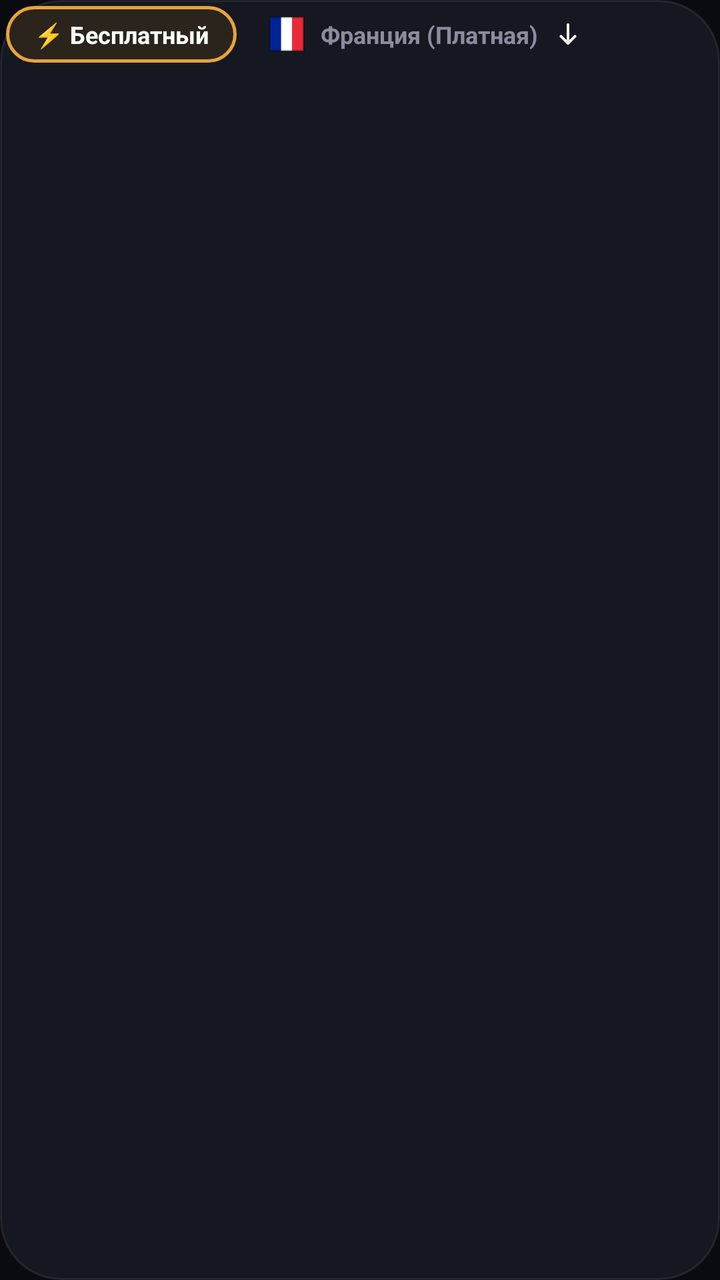
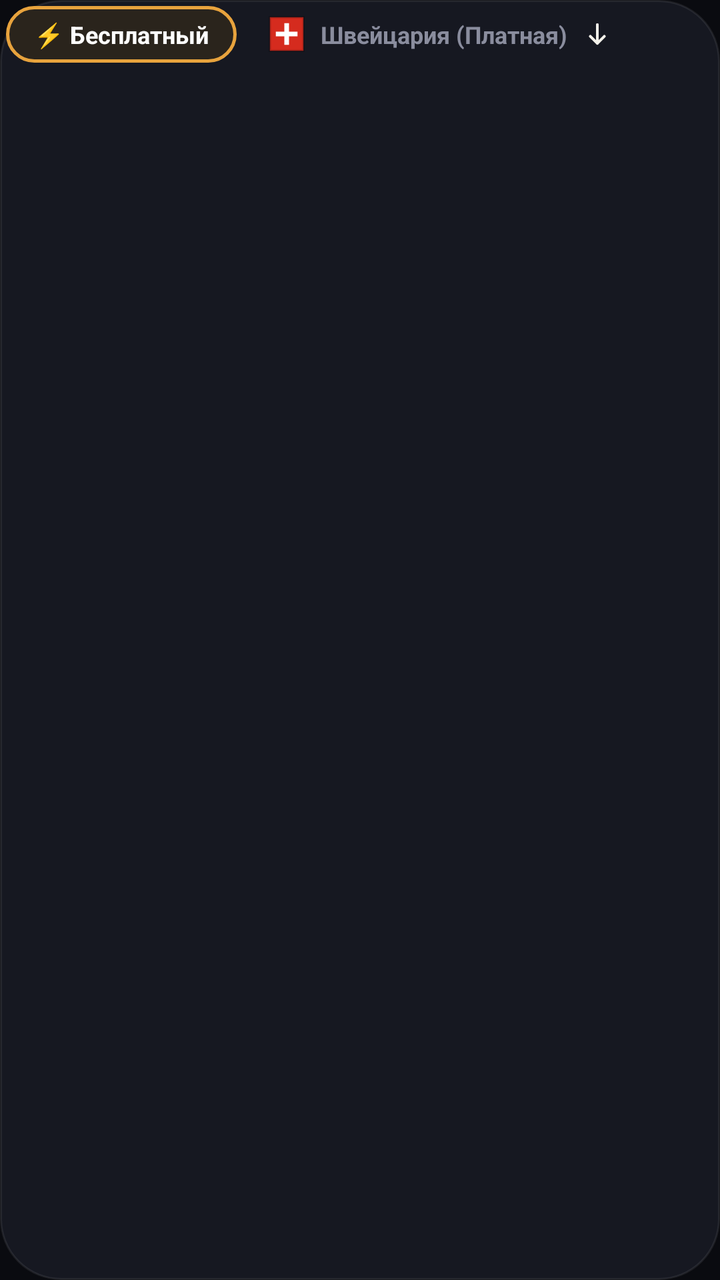

Compare the two renders of this Android layout. The source of the first and the diff that turns it into the second are given below.
<!-- AndroidManifest.xml: application theme Theme.Mirage -->
<!-- res/layout/layout_server_plan.xml -->
<?xml version="1.0" encoding="utf-8"?>
<LinearLayout xmlns:android="http://schemas.android.com/apk/res/android"
    xmlns:app="http://schemas.android.com/apk/res-auto"
    android:layout_width="wrap_content"
    android:layout_height="wrap_content"
    android:layout_marginTop="12dp"
    android:background="?attr/miragePillBg"
    android:orientation="horizontal"
    android:padding="3dp">

    <TextView
        android:id="@+id/btnPlanFree"
        android:layout_width="wrap_content"
        android:layout_height="wrap_content"
        android:background="@drawable/bg_pill_active"
        android:clickable="true"
        android:focusable="true"
        android:paddingStart="14dp"
        android:paddingTop="6dp"
        android:paddingEnd="14dp"
        android:paddingBottom="6dp"
        android:text="@string/plan_free"
        android:textColor="#FFFFFF"
        android:textSize="12sp"
        android:textStyle="bold"
        android:maxLines="1"
        app:autoSizeTextType="uniform"
        app:autoSizeMinTextSize="9sp"
        app:autoSizeMaxTextSize="12sp"
        app:autoSizeStepGranularity="1sp" />

    <LinearLayout
        android:id="@+id/btnPlanFranceGroup"
        android:layout_width="wrap_content"
        android:layout_height="wrap_content"
        android:layout_marginStart="4dp"
        android:background="@android:color/transparent"
        android:clickable="true"
        android:focusable="true"
        android:gravity="center_vertical"
        android:orientation="horizontal">

        <ImageView
            android:id="@+id/ivPaidNodeFlag"
            android:layout_width="18dp"
            android:layout_height="18dp"
            android:layout_marginStart="12dp"
            android:layout_marginEnd="6dp"
            android:contentDescription="@null"
            android:src="@drawable/ic_france" />

        <TextView
            android:id="@+id/btnPlanFrance"
            android:layout_width="wrap_content"
            android:layout_height="wrap_content"
            android:background="@android:color/transparent"
            android:maxLines="1"
            android:paddingStart="2dp"
            android:paddingTop="6dp"
            android:paddingEnd="2dp"
            android:paddingBottom="6dp"
            android:text="@string/plan_france"
            android:textColor="@color/ink_soft"
            android:textSize="12sp"
            android:textStyle="bold"
            app:autoSizeTextType="uniform"
            app:autoSizeMinTextSize="9sp"
            app:autoSizeMaxTextSize="12sp"
            app:autoSizeStepGranularity="1sp" />

        <ImageView
            android:id="@+id/btnPaidServerChevron"
            android:layout_width="26dp"
            android:layout_height="26dp"
            android:layout_marginEnd="8dp"
            android:background="?android:attr/selectableItemBackgroundBorderless"
            android:clickable="true"
            android:contentDescription="@string/paid_server_picker_title"
            android:focusable="true"
            android:padding="6dp"
            android:src="@drawable/ic_arrow_down" />
    </LinearLayout>
</LinearLayout>
<!-- resources referenced by this layout -->
<resources>
  <color name="ink_soft">#8A8D9E</color>
  <!-- drawable bg_pill_active (drawable) -->
  <?xml version="1.0" encoding="utf-8"?>
  <shape xmlns:android="http://schemas.android.com/apk/res/android"
      android:shape="rectangle">
      <corners android:radius="30dp" />
      <solid android:color="#2A241C" />
      <stroke
          android:width="1.5dp"
          android:color="#E8A33D" />
  </shape>
  <!-- drawable ic_arrow_down (drawable) -->
  <vector xmlns:android="http://schemas.android.com/apk/res/android"
      android:width="14dp"
      android:height="14dp"
      android:viewportWidth="24"
      android:viewportHeight="24">
      <path
          android:strokeColor="@color/ink"
          android:strokeWidth="2.4"
          android:strokeLineCap="round"
          android:strokeLineJoin="round"
          android:pathData="M12,4v16 M6,14l6,6l6,-6" />
  </vector>
  <!-- drawable ic_france (drawable) -->
  <?xml version="1.0" encoding="utf-8"?>
  <vector xmlns:android="http://schemas.android.com/apk/res/android"
      android:width="18dp"
      android:height="18dp"
      android:viewportWidth="18"
      android:viewportHeight="18">
      <path
          android:fillColor="#002395"
          android:pathData="M0.6,0.6h5.6v16.8h-5.6z" />
      <path
          android:fillColor="#FFFFFF"
          android:pathData="M6.2,0.6h5.6v16.8h-5.6z" />
      <path
          android:fillColor="#ED2939"
          android:pathData="M11.8,0.6h5.6v16.8h-5.6z" />
      <path
          android:fillColor="#00000000"
          android:strokeColor="#33000000"
          android:strokeWidth="1.2"
          android:pathData="M0.6,0.6h16.8v16.8h-16.8z" />
  </vector>
  <string name="paid_server_picker_title">Платный сервер</string>
  <string name="plan_france">Франция (Платная)</string>
  <string name="plan_free">⚡ Бесплатный</string>
  <color name="ink">#F3F1EA</color>
  <color name="bg">#0A0B10</color>
  <color name="amber">#E8A33D</color>
  <color name="amber_deep">#C9722A</color>
  <color name="card">#161821</color>
  <!-- drawable bg_card (drawable) -->
  <?xml version="1.0" encoding="utf-8"?>
  <shape xmlns:android="http://schemas.android.com/apk/res/android"
      android:shape="rectangle">
      <corners android:radius="18dp" />
      <solid android:color="@color/card" />
      <stroke
          android:width="1dp"
          android:color="@color/card_stroke" />
  </shape>
  <!-- drawable bg_pill (drawable) -->
  <?xml version="1.0" encoding="utf-8"?>
  <shape xmlns:android="http://schemas.android.com/apk/res/android"
      android:shape="rectangle">
      <corners android:radius="30dp" />
      <solid android:color="@color/card" />
      <stroke
          android:width="1dp"
          android:color="@color/card_stroke" />
  </shape>
  <!-- drawable bg_chip (drawable) -->
  <?xml version="1.0" encoding="utf-8"?>
  <shape xmlns:android="http://schemas.android.com/apk/res/android"
      android:shape="rectangle">
      <corners android:radius="14dp" />
      <solid android:color="@color/card" />
      <stroke
          android:width="1.5dp"
          android:color="@color/card_stroke" />
  </shape>
  <!-- drawable bg_icon_btn (drawable) -->
  <?xml version="1.0" encoding="utf-8"?>
  <shape xmlns:android="http://schemas.android.com/apk/res/android"
      android:shape="rectangle">
      <corners android:radius="12dp" />
      <solid android:color="@color/card" />
      <stroke
          android:width="1dp"
          android:color="@color/card_stroke" />
  </shape>
  <!-- drawable bg_connect_btn (drawable) -->
  <?xml version="1.0" encoding="utf-8"?>
  <shape xmlns:android="http://schemas.android.com/apk/res/android"
      android:shape="oval">
      <gradient
          android:type="radial"
          android:gradientRadius="100dp"
          android:centerX="0.38"
          android:centerY="0.32"
          android:startColor="@color/amber_light"
          android:centerColor="@color/amber"
          android:endColor="@color/amber_deep" />
  </shape>
  <color name="card_stroke">#14FFFFFF</color>
  <color name="amber_light">#F3B65C</color>
  <!-- unchanged entries left out for length: 1 -->
</resources>

<!-- the commit's change to res/layout/layout_server_plan.xml (unified diff, before → after) -->
@@ -47,7 +47,7 @@
             android:layout_marginStart="12dp"
             android:layout_marginEnd="6dp"
             android:contentDescription="@null"
-            android:src="@drawable/ic_france" />
+            android:src="@drawable/ic_switzerland" />
 
         <TextView
             android:id="@+id/btnPlanFrance"
<!-- resource entries referenced after the edit -->
@@ -24,7 +24,7 @@
           android:strokeLineJoin="round"
           android:pathData="M12,4v16 M6,14l6,6l6,-6" />
   </vector>
-  <!-- drawable ic_france (drawable) -->
+  <!-- drawable ic_switzerland (drawable) -->
   <?xml version="1.0" encoding="utf-8"?>
   <vector xmlns:android="http://schemas.android.com/apk/res/android"
       android:width="18dp"
@@ -32,14 +32,11 @@
       android:viewportWidth="18"
       android:viewportHeight="18">
       <path
-          android:fillColor="#002395"
-          android:pathData="M0.6,0.6h5.6v16.8h-5.6z" />
+          android:fillColor="#D52B1E"
+          android:pathData="M0.6,0.6h16.8v16.8h-16.8z" />
       <path
           android:fillColor="#FFFFFF"
-          android:pathData="M6.2,0.6h5.6v16.8h-5.6z" />
-      <path
-          android:fillColor="#ED2939"
-          android:pathData="M11.8,0.6h5.6v16.8h-5.6z" />
+          android:pathData="M7.8,3.6h2.4v4.2h4.2v2.4h-4.2v4.2h-2.4v-4.2h-4.2v-2.4h4.2z" />
       <path
           android:fillColor="#00000000"
           android:strokeColor="#33000000"
@@ -47,7 +44,7 @@
           android:pathData="M0.6,0.6h16.8v16.8h-16.8z" />
   </vector>
   <string name="paid_server_picker_title">Платный сервер</string>
-  <string name="plan_france">Франция (Платная)</string>
+  <string name="plan_france">Швейцария (Платная)</string>
   <string name="plan_free">⚡ Бесплатный</string>
   <color name="ink">#F3F1EA</color>
   <color name="bg">#0A0B10</color>
